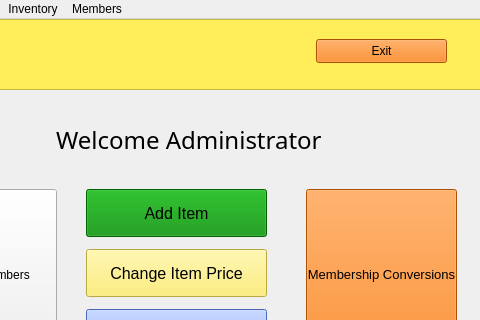
This is admin.ui in P4TOO/BulkClub-System as Qt 5 draws it before an edit; both pictures show x 104 to 584 and y 0 to 320 of the 584 by 408 pixel window. The edited form follows.
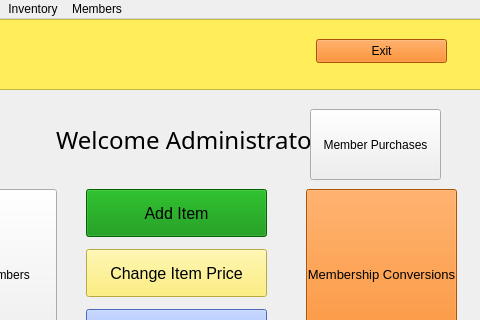
This is the edited form. Icons and pictures are not drawn.

Commit message: Added member purchases to admin ui

```diff
--- a/admin.ui
+++ b/admin.ui
@@ -178,6 +178,19 @@
      <string>Manage Members</string>
     </property>
    </widget>
+   <widget class="QPushButton" name="MemberPurchasesPushButton">
+    <property name="geometry">
+     <rect>
+      <x>414</x>
+      <y>90</y>
+      <width>131</width>
+      <height>71</height>
+     </rect>
+    </property>
+    <property name="text">
+     <string>Member Purchases</string>
+    </property>
+   </widget>
   </widget>
   <widget class="QMenuBar" name="menubar">
    <property name="geometry">
```
The commit also changes 2 other files.
